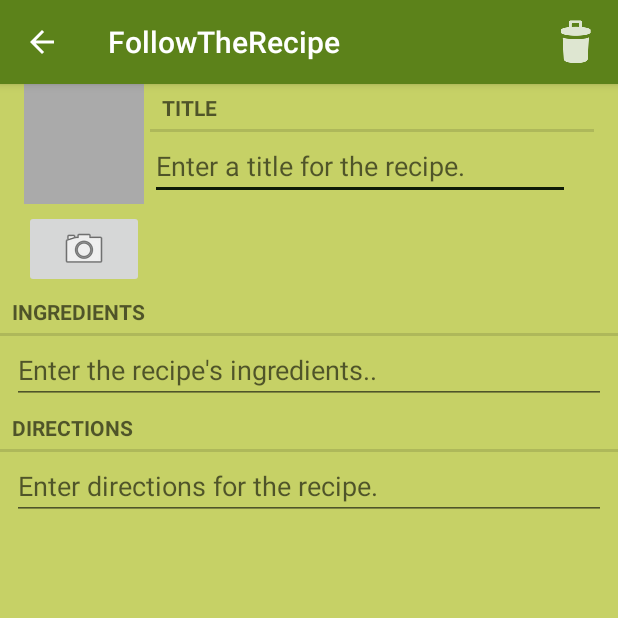
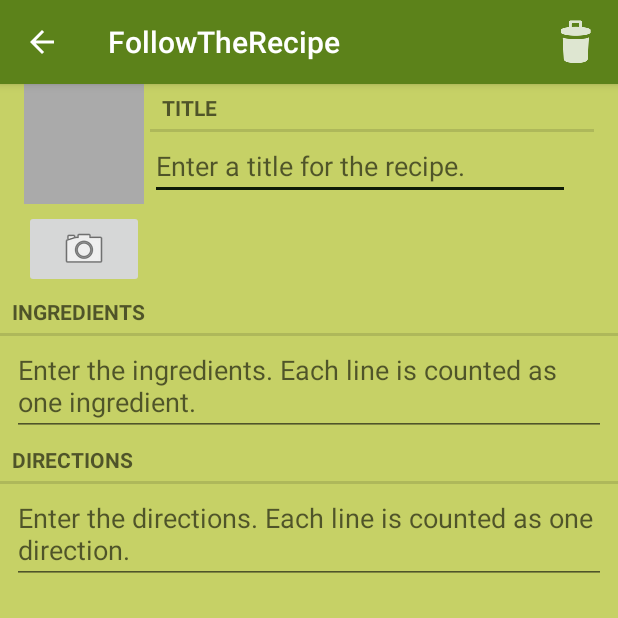
Before and after one commit to scveloso/Old-FollowTheRecipe, an Android app: the RecipeFragment screen opened directly, with no data from a screen before it, on a phone screen of 412 x 824 dp, the top half of it. Run offline under Robolectric (Android 15) with nearby library versions, the phone set to English and light mode, and no system bars.

Commit message:
Changed ingredients and direction text hint to notify user how they are counted

```diff
--- a/app/src/main/res/layout/fragment_recipe.xml
+++ b/app/src/main/res/layout/fragment_recipe.xml
@@ -19,7 +19,8 @@
         android:layout_height="wrap_content"
         android:layout_marginLeft="8dp"
         android:layout_marginRight="8dp"
-        android:hint="Enter the recipe's ingredients.."/>
+        android:hint="Enter the ingredients.
+Each line is counted as one ingredient."/>
 
     <TextView
         android:text="@string/recipe_directions_label"
@@ -33,6 +34,7 @@
         android:layout_height="wrap_content"
         android:layout_marginLeft="8dp"
         android:layout_marginRight="8dp"
-        android:hint="Enter directions for the recipe."/>
+        android:hint="Enter the directions.
+Each line is counted as one direction."/>
 
 </LinearLayout>
```
